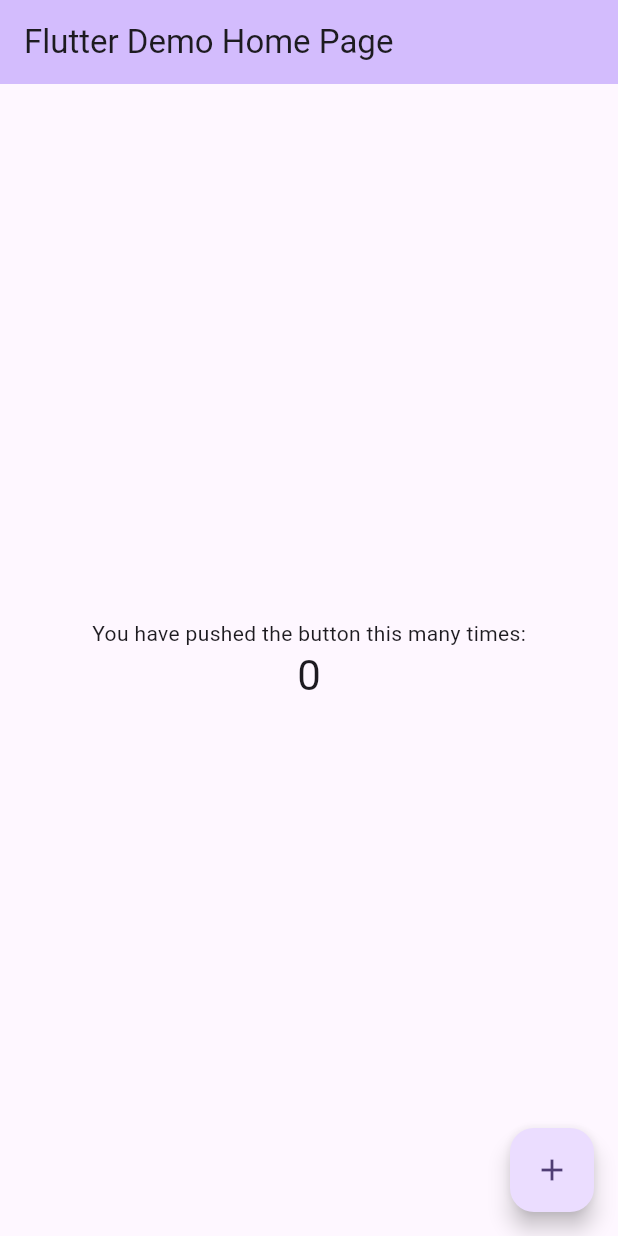
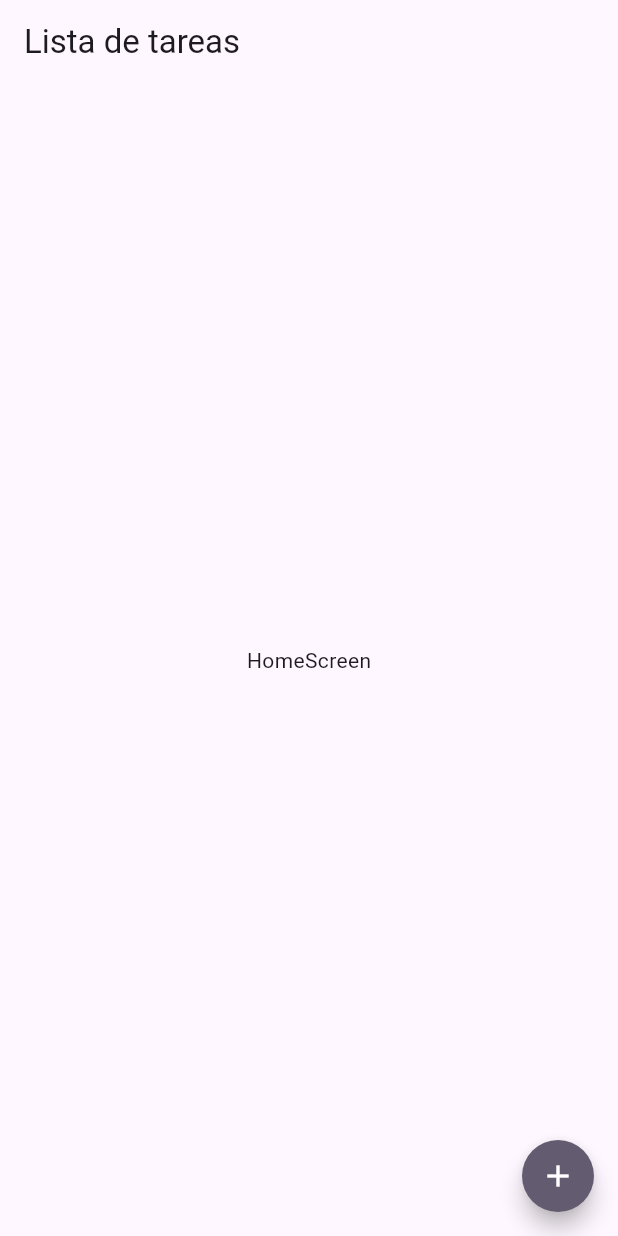
Before and after one commit to hectorvillag/todo_app_flutter, a Flutter app: the screen it shows after launch, on a phone screen of 412 x 824 dp. Run offline on Flutter 3.47's test engine with Material 3 defaults, Android fonts, the phone set to English and light mode, and no system bars.

Commit message:
Creacion de la pantalla home

```diff
--- /dev/null
+++ b/lib/home_screen.dart
@@ -0,0 +1,52 @@
+import 'package:animations/animations.dart';
+import 'package:flutter/material.dart';
+
+class HomeScreen extends StatelessWidget {
+  const HomeScreen({super.key});
+
+  @override
+  Widget build(BuildContext context) {
+    return Scaffold(
+      appBar: AppBar(
+        title: const Text('Lista de tareas'),
+      ),
+      body: const Center(
+        child: Text('HomeScreen'),
+      ),
+      floatingActionButton: OpenContainer(
+        transitionType: ContainerTransitionType.fade,
+        openBuilder: (BuildContext context, VoidCallback _) {
+          return Scaffold(
+            appBar: AppBar(
+              title: const Text('Agregar tarea'),
+            ),
+            body: Container(
+              child: const Center(
+                child: Text('add data'),
+              ),
+            ),
+          );
+        },
+        closedElevation: 6.0,
+        closedShape: const RoundedRectangleBorder(
+          borderRadius: BorderRadius.all(
+            Radius.circular(48.0 / 2),
+          ),
+        ),
+        closedColor: Theme.of(context).colorScheme.secondary,
+        closedBuilder: (BuildContext context, VoidCallback openContainer) {
+          return SizedBox(
+            height: 48.0,
+            width: 48.0,
+            child: Center(
+              child: Icon(
+                Icons.add,
+                color: Theme.of(context).colorScheme.onSecondary,
+              ),
+            ),
+          );
+        },
+      ),
+    );
+  }
+}
--- a/lib/main.dart
+++ b/lib/main.dart
@@ -1,125 +1,6 @@
 import 'package:flutter/material.dart';
+import 'package:todo_app_flutter/todo_app.dart';
 
 void main() {
-  runApp(const MyApp());
+  runApp(const TodoApp());
 }
-
-class MyApp extends StatelessWidget {
-  const MyApp({super.key});
-
-  // This widget is the root of your application.
-  @override
-  Widget build(BuildContext context) {
-    return MaterialApp(
-      title: 'Flutter Demo',
-      theme: ThemeData(
-        // This is the theme of your application.
-        //
-        // TRY THIS: Try running your application with "flutter run". You'll see
-        // the application has a purple toolbar. Then, without quitting the app,
-        // try changing the seedColor in the colorScheme below to Colors.green
-        // and then invoke "hot reload" (save your changes or press the "hot
-        // reload" button in a Flutter-supported IDE, or press "r" if you used
-        // the command line to start the app).
-        //
-        // Notice that the counter didn't reset back to zero; the application
-        // state is not lost during the reload. To reset the state, use hot
-        // restart instead.
-        //
-        // This works for code too, not just values: Most code changes can be
-        // tested with just a hot reload.
-        colorScheme: ColorScheme.fromSeed(seedColor: Colors.deepPurple),
-        useMaterial3: true,
-      ),
-      home: const MyHomePage(title: 'Flutter Demo Home Page'),
-    );
-  }
-}
-
-class MyHomePage extends StatefulWidget {
-  const MyHomePage({super.key, required this.title});
-
-  // This widget is the home page of your application. It is stateful, meaning
-  // that it has a State object (defined below) that contains fields that affect
-  // how it looks.
-
-  // This class is the configuration for the state. It holds the values (in this
-  // case the title) provided by the parent (in this case the App widget) and
-  // used by the build method of the State. Fields in a Widget subclass are
-  // always marked "final".
-
-  final String title;
-
-  @override
-  State<MyHomePage> createState() => _MyHomePageState();
-}
-
-class _MyHomePageState extends State<MyHomePage> {
-  int _counter = 0;
-
-  void _incrementCounter() {
-    setState(() {
-      // This call to setState tells the Flutter framework that something has
-      // changed in this State, which causes it to rerun the build method below
-      // so that the display can reflect the updated values. If we changed
-      // _counter without calling setState(), then the build method would not be
-      // called again, and so nothing would appear to happen.
-      _counter++;
-    });
-  }
-
-  @override
-  Widget build(BuildContext context) {
-    // This method is rerun every time setState is called, for instance as done
-    // by the _incrementCounter method above.
-    //
-    // The Flutter framework has been optimized to make rerunning build methods
-    // fast, so that you can just rebuild anything that needs updating rather
-    // than having to individually change instances of widgets.
-    return Scaffold(
-      appBar: AppBar(
-        // TRY THIS: Try changing the color here to a specific color (to
-        // Colors.amber, perhaps?) and trigger a hot reload to see the AppBar
-        // change color while the other colors stay the same.
-        backgroundColor: Theme.of(context).colorScheme.inversePrimary,
-        // Here we take the value from the MyHomePage object that was created by
-        // the App.build method, and use it to set our appbar title.
-        title: Text(widget.title),
-      ),
-      body: Center(
-        // Center is a layout widget. It takes a single child and positions it
-        // in the middle of the parent.
-        child: Column(
-          // Column is also a layout widget. It takes a list of children and
-          // arranges them vertically. By default, it sizes itself to fit its
-          // children horizontally, and tries to be as tall as its parent.
-          //
-          // Column has various properties to control how it sizes itself and
-          // how it positions its children. Here we use mainAxisAlignment to
-          // center the children vertically; the main axis here is the vertical
-          // axis because Columns are vertical (the cross axis would be
-          // horizontal).
-          //
-          // TRY THIS: Invoke "debug painting" (choose the "Toggle Debug Paint"
-          // action in the IDE, or press "p" in the console), to see the
-          // wireframe for each widget.
-          mainAxisAlignment: MainAxisAlignment.center,
-          children: <Widget>[
-            const Text(
-              'You have pushed the button this many times:',
-            ),
-            Text(
-              '$_counter',
-              style: Theme.of(context).textTheme.headlineMedium,
-            ),
-          ],
-        ),
-      ),
-      floatingActionButton: FloatingActionButton(
-        onPressed: _incrementCounter,
-        tooltip: 'Increment',
-        child: const Icon(Icons.add),
-      ), // This trailing comma makes auto-formatting nicer for build methods.
-    );
-  }
-}
--- /dev/null
+++ b/lib/todo_app.dart
@@ -0,0 +1,18 @@
+import 'package:flutter/material.dart';
+import 'package:todo_app_flutter/home_screen.dart';
+
+class TodoApp extends StatelessWidget {
+  const TodoApp({super.key});
+
+  @override
+  Widget build(BuildContext context) {
+    return MaterialApp(
+      title: 'Flutter Todo App',
+      theme: ThemeData(
+        colorScheme: ColorScheme.fromSeed(seedColor: Colors.deepPurple),
+        useMaterial3: true,
+      ),
+      home: const HomeScreen(),
+    );
+  }
+}
```
Also changed, not shown: analysis_options.yaml (+0 -22 lines), pubspec.yaml (+2 -73 lines), 1 other file.
